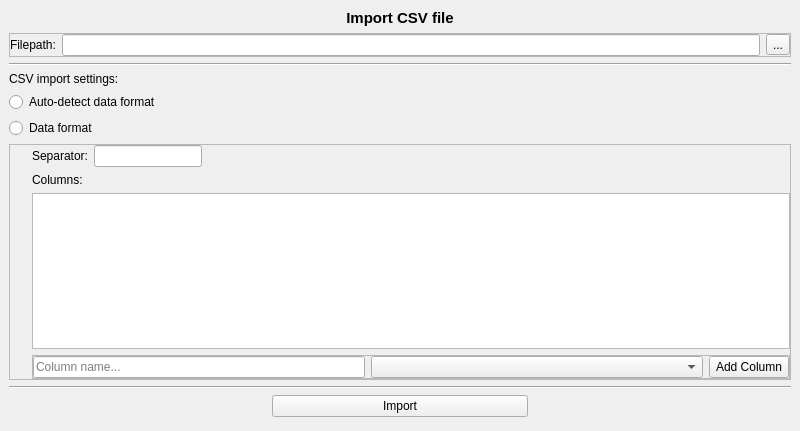
Above: assets/uis/import_csv.ui from m4reQ/data-visualizer before the change. Below: the same form after it.
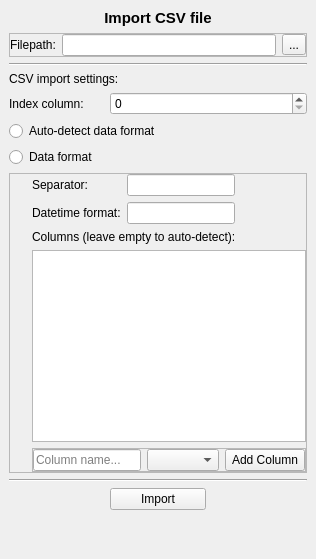
That is the form after the change.

Commit message: Add graph window with calendar controls Use status bar for displaying progress instead of a popup window Fix invalid radio buttons indices inside import window Import data from another thread

```diff
--- a/assets/uis/import_csv.ui
+++ b/assets/uis/import_csv.ui
@@ -7,7 +7,7 @@
     <x>0</x>
     <y>0</y>
     <width>800</width>
-    <height>431</height>
+    <height>0</height>
    </rect>
   </property>
   <property name="windowTitle">
@@ -15,95 +15,7 @@
   </property>
   <widget class="QWidget" name="centralwidget">
    <layout class="QGridLayout" name="gridLayout">
-    <item row="0" column="0" colspan="3">
-     <widget class="QLabel" name="_unused7">
-      <property name="font">
-       <font>
-        <pointsize>11</pointsize>
-        <weight>75</weight>
-        <bold>true</bold>
-       </font>
-      </property>
-      <property name="text">
-       <string>Import CSV file</string>
-      </property>
-      <property name="alignment">
-       <set>Qt::AlignCenter</set>
-      </property>
-     </widget>
-    </item>
-    <item row="2" column="0" colspan="3">
-     <widget class="Line" name="_unused9">
-      <property name="orientation">
-       <enum>Qt::Horizontal</enum>
-      </property>
-     </widget>
-    </item>
-    <item row="10" column="0" colspan="3">
-     <widget class="Line" name="_unused10">
-      <property name="orientation">
-       <enum>Qt::Horizontal</enum>
-      </property>
-     </widget>
-    </item>
-    <item row="12" column="2">
-     <spacer name="_unused10_2">
-      <property name="orientation">
-       <enum>Qt::Vertical</enum>
-      </property>
-      <property name="sizeHint" stdset="0">
-       <size>
-        <width>20</width>
-        <height>40</height>
-       </size>
-      </property>
-     </spacer>
-    </item>
-    <item row="4" column="0" colspan="3">
-     <widget class="QRadioButton" name="settings_auto_detect">
-      <property name="font">
-       <font>
-        <pointsize>9</pointsize>
-       </font>
-      </property>
-      <property name="text">
-       <string>Auto-detect data format</string>
-      </property>
-      <attribute name="buttonGroup">
-       <string notr="true">csv_settings_select_group</string>
-      </attribute>
-     </widget>
-    </item>
-    <item row="5" column="0" colspan="3">
-     <widget class="QRadioButton" name="settings_manual">
-      <property name="font">
-       <font>
-        <pointsize>9</pointsize>
-       </font>
-      </property>
-      <property name="text">
-       <string>Data format</string>
-      </property>
-      <attribute name="buttonGroup">
-       <string notr="true">csv_settings_select_group</string>
-      </attribute>
-     </widget>
-    </item>
-    <item row="3" column="0" colspan="3">
-     <widget class="QLabel" name="_unused8">
-      <property name="font">
-       <font>
-        <pointsize>9</pointsize>
-        <weight>50</weight>
-        <bold>false</bold>
-       </font>
-      </property>
-      <property name="text">
-       <string>CSV import settings:</string>
-      </property>
-     </widget>
-    </item>
-    <item row="6" column="0" colspan="3">
+    <item row="7" column="0" colspan="3">
      <widget class="QFrame" name="csv_manual_settings_frame">
       <property name="frameShape">
        <enum>QFrame::StyledPanel</enum>
@@ -124,55 +36,8 @@
        <property name="bottomMargin">
         <number>0</number>
        </property>
-       <item row="1" column="0" colspan="3">
-        <widget class="QLabel" name="_unused3">
-         <property name="font">
-          <font>
-           <pointsize>9</pointsize>
-          </font>
-         </property>
-         <property name="text">
-          <string>Columns:</string>
-         </property>
-        </widget>
-       </item>
-       <item row="0" column="0">
-        <widget class="QLabel" name="_unused2">
-         <property name="font">
-          <font>
-           <pointsize>9</pointsize>
-          </font>
-         </property>
-         <property name="text">
-          <string>Separator:</string>
-         </property>
-        </widget>
-       </item>
-       <item row="0" column="2">
-        <spacer name="_unused1">
-         <property name="orientation">
-          <enum>Qt::Horizontal</enum>
-         </property>
-         <property name="sizeHint" stdset="0">
-          <size>
-           <width>40</width>
-           <height>20</height>
-          </size>
-         </property>
-        </spacer>
-       </item>
-       <item row="0" column="1">
-        <widget class="QLineEdit" name="column_separator">
-         <property name="sizePolicy">
-          <sizepolicy hsizetype="Maximum" vsizetype="Fixed">
-           <horstretch>0</horstretch>
-           <verstretch>0</verstretch>
-          </sizepolicy>
-         </property>
-        </widget>
-       </item>
-       <item row="3" column="0" colspan="3">
-        <widget class="QFrame" name="_unused11">
+       <item row="4" column="0" colspan="3">
+        <widget class="QFrame" name="_unused_12">
          <property name="frameShape">
           <enum>QFrame::StyledPanel</enum>
          </property>
@@ -225,44 +90,80 @@
          </layout>
         </widget>
        </item>
+       <item row="0" column="0">
+        <widget class="QLabel" name="_unused_14">
+         <property name="font">
+          <font>
+           <pointsize>9</pointsize>
+          </font>
+         </property>
+         <property name="text">
+          <string>Separator:</string>
+         </property>
+        </widget>
+       </item>
+       <item row="0" column="1">
+        <widget class="QLineEdit" name="column_separator">
+         <property name="sizePolicy">
+          <sizepolicy hsizetype="Expanding" vsizetype="Fixed">
+           <horstretch>0</horstretch>
+           <verstretch>0</verstretch>
+          </sizepolicy>
+         </property>
+        </widget>
+       </item>
        <item row="2" column="0" colspan="3">
+        <widget class="QLabel" name="_unused_15">
+         <property name="font">
+          <font>
+           <pointsize>9</pointsize>
+          </font>
+         </property>
+         <property name="text">
+          <string>Columns (leave empty to auto-detect):</string>
+         </property>
+        </widget>
+       </item>
+       <item row="3" column="0" colspan="3">
         <widget class="QTableView" name="columns_settings">
          <attribute name="horizontalHeaderStretchLastSection">
           <bool>true</bool>
          </attribute>
         </widget>
        </item>
+       <item row="1" column="0">
+        <widget class="QLabel" name="_unused_13">
+         <property name="font">
+          <font>
+           <pointsize>9</pointsize>
+          </font>
+         </property>
+         <property name="text">
+          <string>Datetime format:</string>
+         </property>
+        </widget>
+       </item>
+       <item row="1" column="1">
+        <widget class="QLineEdit" name="datetime_format"/>
+       </item>
+       <item row="0" column="2" rowspan="2">
+        <spacer name="_unused_11">
+         <property name="orientation">
+          <enum>Qt::Horizontal</enum>
+         </property>
+         <property name="sizeHint" stdset="0">
+          <size>
+           <width>40</width>
+           <height>20</height>
+          </size>
+         </property>
+        </spacer>
+       </item>
       </layout>
      </widget>
     </item>
-    <item row="11" column="2">
-     <spacer name="_unused5">
-      <property name="orientation">
-       <enum>Qt::Horizontal</enum>
-      </property>
-      <property name="sizeHint" stdset="0">
-       <size>
-        <width>40</width>
-        <height>20</height>
-       </size>
-      </property>
-     </spacer>
-    </item>
-    <item row="11" column="0">
-     <spacer name="_unused6">
-      <property name="orientation">
-       <enum>Qt::Horizontal</enum>
-      </property>
-      <property name="sizeHint" stdset="0">
-       <size>
-        <width>40</width>
-        <height>20</height>
-       </size>
-      </property>
-     </spacer>
-    </item>
     <item row="1" column="0" colspan="3">
-     <widget class="QFrame" name="_unused12">
+     <widget class="QFrame" name="_unused_2">
       <property name="frameShape">
        <enum>QFrame::StyledPanel</enum>
       </property>
@@ -283,7 +184,7 @@
         <number>0</number>
        </property>
        <item>
-        <widget class="QLabel" name="_unused4">
+        <widget class="QLabel" name="_unused_10">
          <property name="sizePolicy">
           <sizepolicy hsizetype="Maximum" vsizetype="Preferred">
            <horstretch>0</horstretch>
@@ -320,7 +221,121 @@
       </layout>
      </widget>
     </item>
-    <item row="11" column="1">
+    <item row="0" column="0" colspan="3">
+     <widget class="QLabel" name="_unused_7">
+      <property name="font">
+       <font>
+        <pointsize>11</pointsize>
+        <weight>75</weight>
+        <bold>true</bold>
+       </font>
+      </property>
+      <property name="text">
+       <string>Import CSV file</string>
+      </property>
+      <property name="alignment">
+       <set>Qt::AlignCenter</set>
+      </property>
+     </widget>
+    </item>
+    <item row="13" column="2">
+     <spacer name="_unused_4">
+      <property name="orientation">
+       <enum>Qt::Vertical</enum>
+      </property>
+      <property name="sizeHint" stdset="0">
+       <size>
+        <width>20</width>
+        <height>40</height>
+       </size>
+      </property>
+     </spacer>
+    </item>
+    <item row="2" column="0" colspan="3">
+     <widget class="Line" name="_unused_9">
+      <property name="orientation">
+       <enum>Qt::Horizontal</enum>
+      </property>
+     </widget>
+    </item>
+    <item row="6" column="0" colspan="3">
+     <widget class="QRadioButton" name="settings_manual">
+      <property name="font">
+       <font>
+        <pointsize>9</pointsize>
+       </font>
+      </property>
+      <property name="text">
+       <string>Data format</string>
+      </property>
+      <attribute name="buttonGroup">
+       <string notr="true">csv_settings_select_group</string>
+      </attribute>
+     </widget>
+    </item>
+    <item row="5" column="0" colspan="3">
+     <widget class="QRadioButton" name="settings_auto_detect">
+      <property name="font">
+       <font>
+        <pointsize>9</pointsize>
+       </font>
+      </property>
+      <property name="text">
+       <string>Auto-detect data format</string>
+      </property>
+      <attribute name="buttonGroup">
+       <string notr="true">csv_settings_select_group</string>
+      </attribute>
+     </widget>
+    </item>
+    <item row="11" column="0" colspan="3">
+     <widget class="Line" name="_unused">
+      <property name="orientation">
+       <enum>Qt::Horizontal</enum>
+      </property>
+     </widget>
+    </item>
+    <item row="3" column="0" colspan="3">
+     <widget class="QLabel" name="_unused_8">
+      <property name="font">
+       <font>
+        <pointsize>9</pointsize>
+        <weight>50</weight>
+        <bold>false</bold>
+       </font>
+      </property>
+      <property name="text">
+       <string>CSV import settings:</string>
+      </property>
+     </widget>
+    </item>
+    <item row="12" column="2">
+     <spacer name="_unused_5">
+      <property name="orientation">
+       <enum>Qt::Horizontal</enum>
+      </property>
+      <property name="sizeHint" stdset="0">
+       <size>
+        <width>40</width>
+        <height>20</height>
+       </size>
+      </property>
+     </spacer>
+    </item>
+    <item row="12" column="0">
+     <spacer name="_unused_6">
+      <property name="orientation">
+       <enum>Qt::Horizontal</enum>
+      </property>
+      <property name="sizeHint" stdset="0">
+       <size>
+        <width>40</width>
+        <height>20</height>
+       </size>
+      </property>
+     </spacer>
+    </item>
+    <item row="12" column="1">
      <widget class="QPushButton" name="import_button">
       <property name="sizePolicy">
        <sizepolicy hsizetype="Expanding" vsizetype="Fixed">
@@ -333,6 +348,27 @@
       </property>
      </widget>
     </item>
+    <item row="4" column="0">
+     <widget class="QLabel" name="_unused_3">
+      <property name="sizePolicy">
+       <sizepolicy hsizetype="Maximum" vsizetype="Preferred">
+        <horstretch>0</horstretch>
+        <verstretch>0</verstretch>
+       </sizepolicy>
+      </property>
+      <property name="font">
+       <font>
+        <pointsize>9</pointsize>
+       </font>
+      </property>
+      <property name="text">
+       <string>Index column:</string>
+      </property>
+     </widget>
+    </item>
+    <item row="4" column="1" colspan="2">
+     <widget class="QSpinBox" name="index_column"/>
+    </item>
    </layout>
   </widget>
  </widget>
```
The commit also changes 9 other files.
